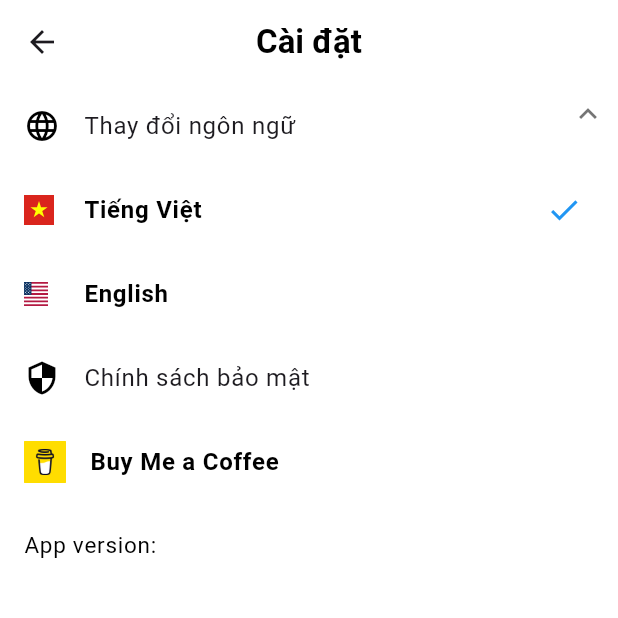
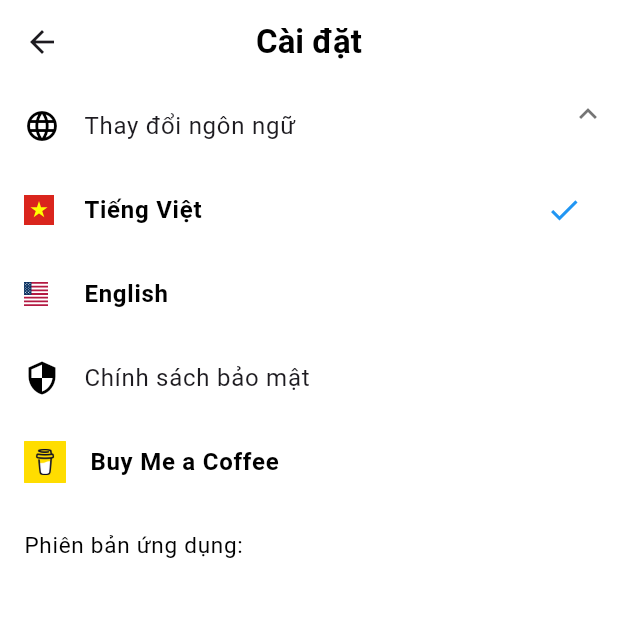
Before and after one commit to jeremienguyen20798/excerise_01, a Flutter app: the SettingsView screen opened directly, after a tap on "Change language", after a tap on "Tiếng Việt", on a phone screen of 412 x 824 dp, the top half of it. Run offline on Flutter 3.47's test engine with Material 3 defaults, Android fonts, the phone set to English and light mode, and no system bars; drawn by our look-alikes of expandable; our stand-ins replace easy_localization, equatable, flutter_bloc, flutter_easyloading, flutter_local_notifications, flutter_svg and 6 more; accounts and stored records are empty; generated files the repository leaves out were written again.

Commit message:
Add App version to assets/translations

```diff
--- a/assets/translations/en-US.json
+++ b/assets/translations/en-US.json
@@ -38,5 +38,6 @@
     "defaultMondayToFridayText": "Monday to Friday",
     "defaultCustomText": "Customize",
     "changeLanguage": "Change language",
-    "privacyPolicy": "Privacy policy"
+    "privacyPolicy": "Privacy policy",
+    "appVersion": "App version"
 }
--- a/assets/translations/vi-VN.json
+++ b/assets/translations/vi-VN.json
@@ -39,5 +39,6 @@
     "defaultMondayToFridayText": "Thứ Hai đến thứ Sáu",
     "defaultCustomText": "Tuỳ chỉnh",
     "changeLanguage": "Thay đổi ngôn ngữ",
-    "privacyPolicy": "Chính sách bảo mật"
+    "privacyPolicy": "Chính sách bảo mật",
+    "appVersion": "Phiên bản ứng dụng"
 }
--- a/lib/features/settings/view/settings_view.dart
+++ b/lib/features/settings/view/settings_view.dart
@@ -22,7 +22,7 @@ class SettingsView extends StatelessWidget {
         if (state is LoadAppVersionState) {
           currentLocale = context.locale;
           if (kDebugMode) {
-            appVersion = '${state.appVersion}+${state.buildNumber}';
+            appVersion = '${state.appVersion} (${state.buildNumber})';
           } else {
             appVersion = state.appVersion;
           }
@@ -138,7 +138,7 @@ class SettingsView extends StatelessWidget {
               ),
               ListTile(
                 title: Text(
-                  'App version: $appVersion',
+                  '${'appVersion'.tr()}: $appVersion',
                   style: TextStyle(fontSize: 15.0, color: Colors.black),
                 ),
               ),
```
